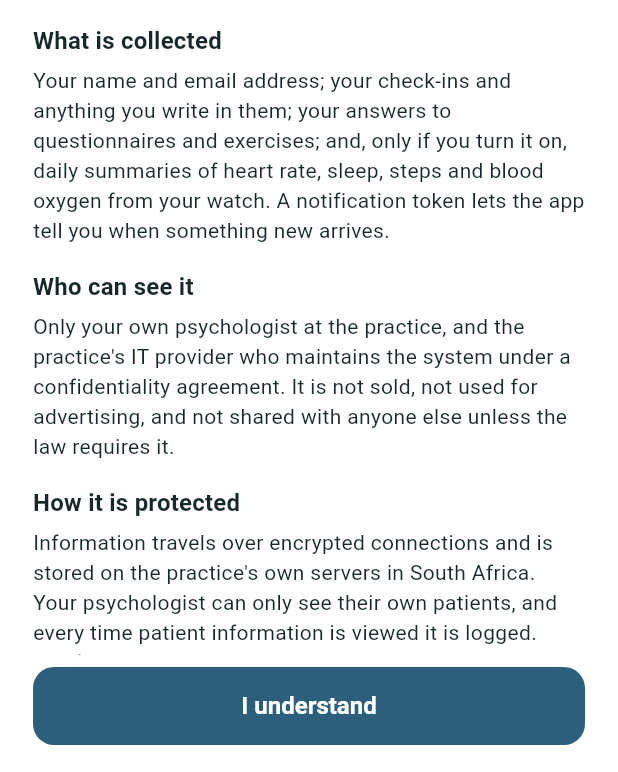
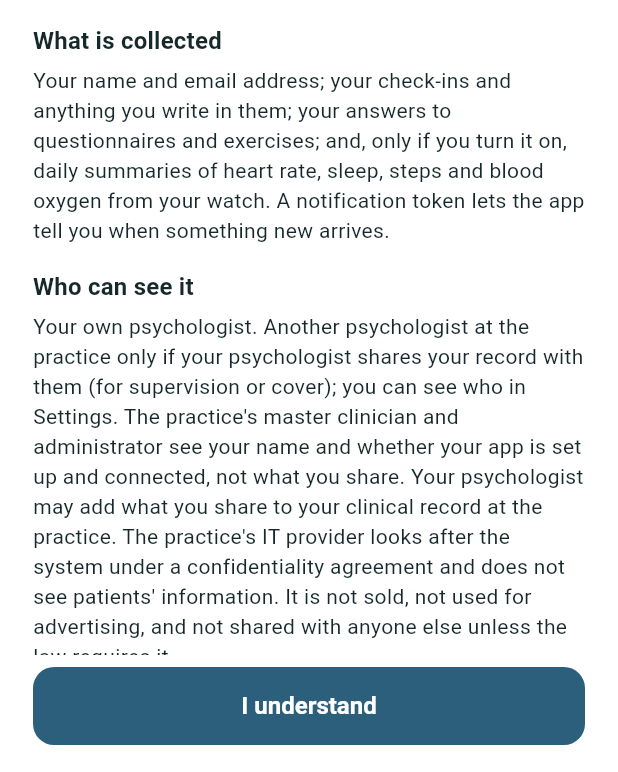
Before and after one commit to OpenWorksIT/steady, a Flutter app: the screen it shows after launch, on a phone screen of 412 x 824 dp, the part 464-1236 px from its top. Run offline on Flutter 3.47's test engine with Material 3 defaults, Android fonts, the phone set to English and light mode, and no system bars; our stand-ins replace file_picker, flutter_local_notifications, flutter_secure_storage, local_auth, pdf, pocketbase and 3 more; missing offline and left inert: dart:js_interop, excel, flutter_zxing, health, unifiedpush.

Commit message:
Version 1.0.0: docs, privacy notice (privacy-2), accounts.sh for OpenWorks support and full resets
Co-Authored-By: Claude Opus 5.5 <noreply@anthropic.com>
Claude-Session: https://claude.ai/code/session_01Ev59FLH2QXfpjrGLV2pMYZ

```diff
--- a/app/lib/content/privacy_notice.dart
+++ b/app/lib/content/privacy_notice.dart
@@ -2,7 +2,7 @@
 //
 // Shown once on first launch, before sign-in. DRAFT for the practice to approve.
 // Change [privacyNoticeVersion] whenever the text changes so everyone sees it again.
-const privacyNoticeVersion = 'privacy-1';
+const privacyNoticeVersion = 'privacy-2';
 
 const privacyNoticeTitle = 'Your privacy';
 
@@ -21,15 +21,19 @@ const privacyNoticeSections = <(String, String)>[
   ),
   (
     'Who can see it',
-    'Only your own psychologist at the practice, and the practice\'s IT provider who maintains the system under a '
-        'confidentiality agreement. It is not sold, not used for advertising, and not shared with anyone else unless '
-        'the law requires it.',
+    'Your own psychologist. Another psychologist at the practice only if your psychologist shares your record with '
+        'them (for supervision or cover); you can see who in Settings. The practice\'s master clinician and '
+        'administrator see your name and whether your app is set up and connected, not what you share. Your '
+        'psychologist may add what you share to your clinical record at the practice. The practice\'s IT provider '
+        'looks after the system under a confidentiality agreement and does not see patients\' information. It is not '
+        'sold, not used for advertising, and not shared with anyone else unless the law requires it.',
   ),
   (
     'How it is protected',
     'Information travels over encrypted connections and is stored on the practice\'s own servers in South Africa. '
         'Your psychologist can only see their own patients, and every time patient information is viewed it is '
-        'logged. Notifications never show your name, scores or what you wrote.',
+        'logged. Practice staff sign in with a password, a code and a device they have linked. Notifications never '
+        'show your name, scores or what you wrote, and nothing about you is ever sent by email.',
   ),
   (
     'Your rights under POPIA',
--- a/app/pubspec.yaml
+++ b/app/pubspec.yaml
@@ -1,7 +1,7 @@
 name: steady
 description: "Steady: between-session check-ins, questionnaires and exercises for a psychology practice."
 publish_to: "none"
-version: 0.1.0+1
+version: 1.0.0+100
 
 environment:
   sdk: ">=3.10.0 <4.0.0"
```
Also changed, not shown: 9 other files.
